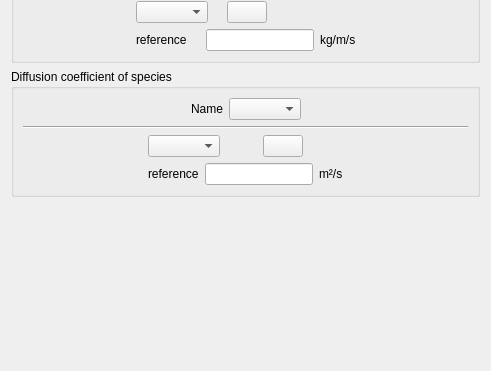
Qt form gui/Pages/FluidCharacteristicsForm.ui (code-saturne/code_saturne) before a commit; both pictures show x 0 to 491 and y 663 to 1034 of the 491 by 1034 pixel window.
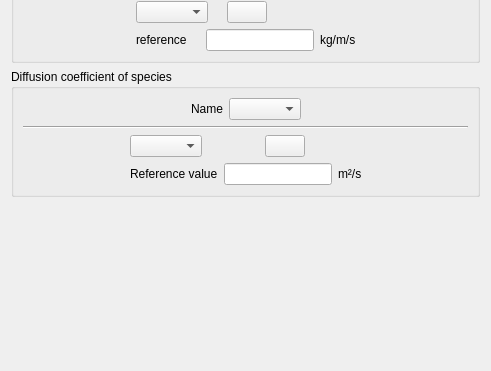
The same form after that commit. Icons and pictures are not drawn.

Commit message: Improve coherence legend in the GUI.

```diff
--- a/gui/Pages/FluidCharacteristicsForm.ui
+++ b/gui/Pages/FluidCharacteristicsForm.ui
@@ -1307,7 +1307,7 @@
           <item>
            <widget class="QLabel" name="labelDiff">
             <property name="text">
-             <string>reference</string>
+             <string>Reference value</string>
             </property>
            </widget>
           </item>
```
